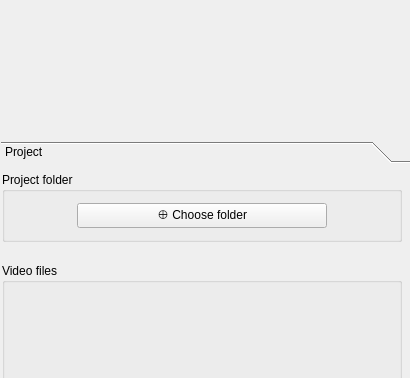
Qt form octron/qt_gui/octron.ui (horsto/OCTRON-GUI) before a commit; both pictures show x 0 to 410 and y 0 to 378 of the 410 by 600 pixel window.
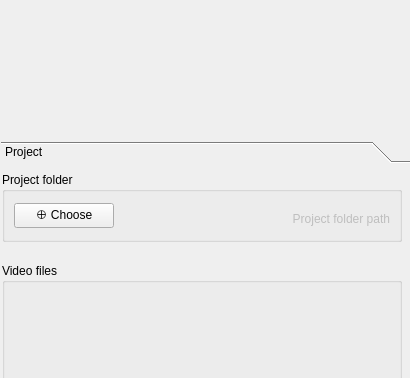
The same form after that commit. Icons and pictures are not drawn.

Commit message: Added path label in main GUI for showing project

```diff
--- a/octron/qt_gui/octron.ui
+++ b/octron/qt_gui/octron.ui
@@ -205,22 +205,53 @@
             <property name="bottomMargin">
              <number>9</number>
             </property>
-            <item alignment="Qt::AlignmentFlag::AlignHCenter|Qt::AlignmentFlag::AlignVCenter">
+            <item alignment="Qt::AlignmentFlag::AlignLeft|Qt::AlignmentFlag::AlignVCenter">
              <widget class="QPushButton" name="create_project_btn">
               <property name="minimumSize">
                <size>
-                <width>250</width>
+                <width>100</width>
                 <height>25</height>
                </size>
               </property>
               <property name="maximumSize">
                <size>
-                <width>300</width>
+                <width>100</width>
                 <height>25</height>
                </size>
               </property>
               <property name="text">
-               <string>⊕ Choose folder</string>
+               <string>⊕ Choose</string>
+              </property>
+             </widget>
+            </item>
+            <item alignment="Qt::AlignmentFlag::AlignRight|Qt::AlignmentFlag::AlignVCenter">
+             <widget class="QLabel" name="project_folder_path_label">
+              <property name="enabled">
+               <bool>false</bool>
+              </property>
+              <property name="minimumSize">
+               <size>
+                <width>250</width>
+                <height>35</height>
+               </size>
+              </property>
+              <property name="maximumSize">
+               <size>
+                <width>250</width>
+                <height>35</height>
+               </size>
+              </property>
+              <property name="text">
+               <string>Project folder path</string>
+              </property>
+              <property name="alignment">
+               <set>Qt::AlignmentFlag::AlignRight|Qt::AlignmentFlag::AlignTrailing|Qt::AlignmentFlag::AlignVCenter</set>
+              </property>
+              <property name="wordWrap">
+               <bool>true</bool>
+              </property>
+              <property name="margin">
+               <number>0</number>
               </property>
              </widget>
             </item>
@@ -997,8 +1028,8 @@
         <rect>
          <x>0</x>
          <y>0</y>
-         <width>98</width>
-         <height>28</height>
+         <width>410</width>
+         <height>314</height>
         </rect>
        </property>
        <property name="sizePolicy">
@@ -1023,8 +1054,8 @@
         <rect>
          <x>0</x>
          <y>0</y>
-         <width>98</width>
-         <height>28</height>
+         <width>410</width>
+         <height>314</height>
         </rect>
        </property>
        <property name="sizePolicy">
```
The commit also changes 4 other files.
